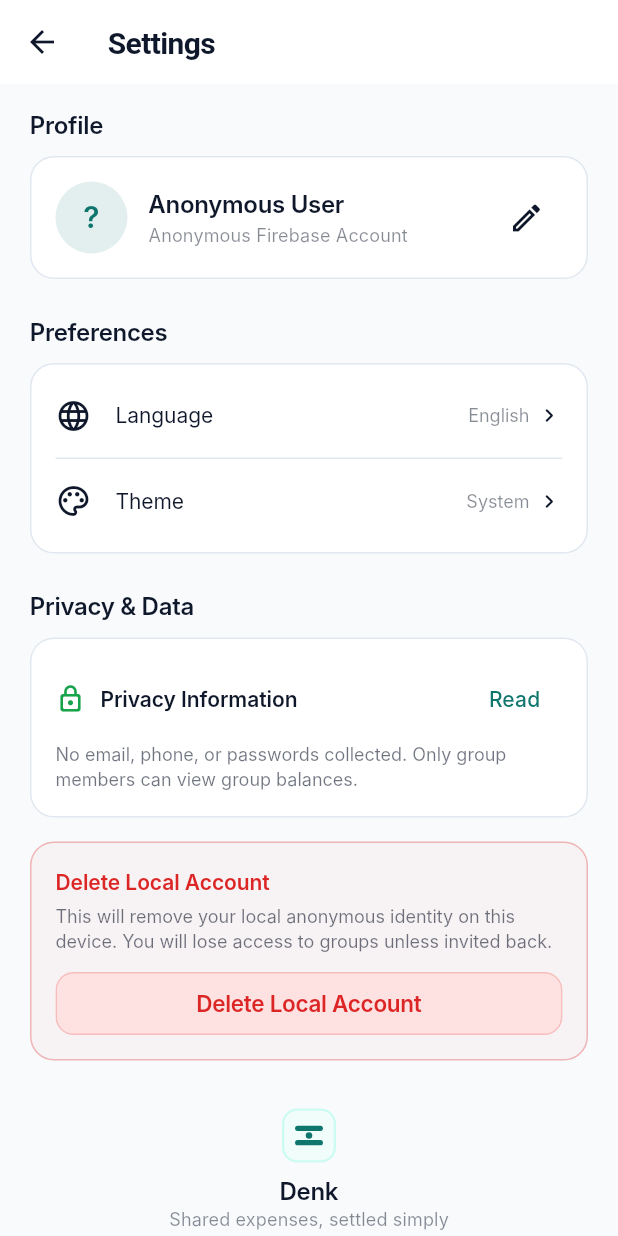
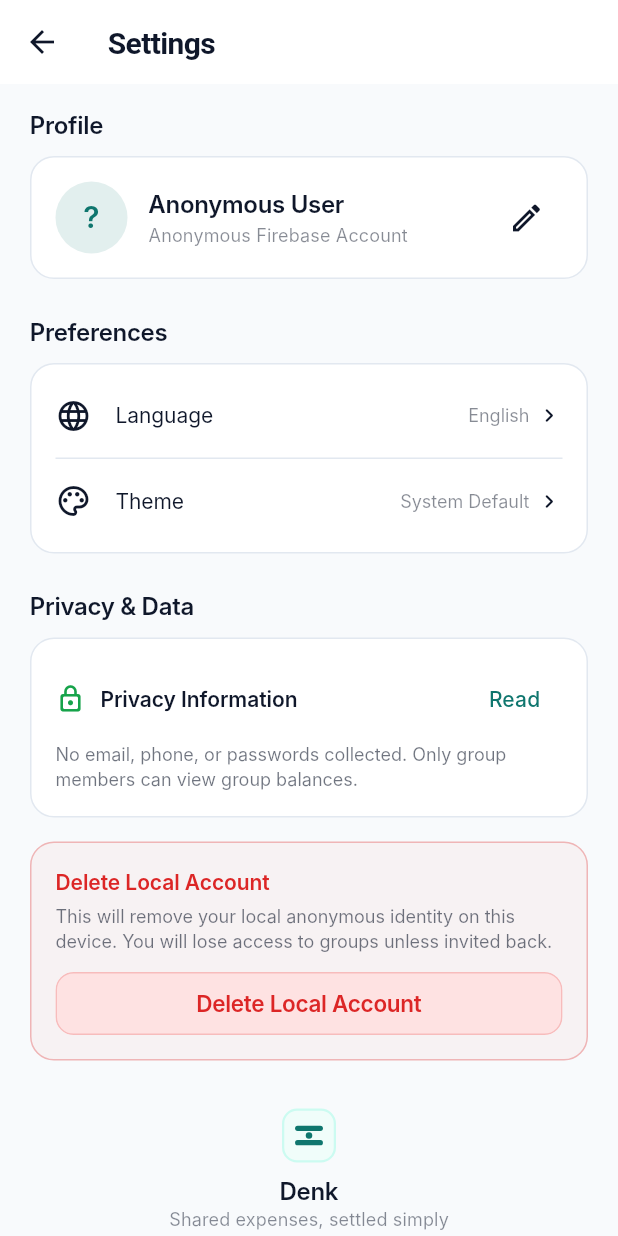
Before and after one commit to OmerFarukAY/shared-expenses-app, a Flutter app: the SettingsScreen screen opened directly, on a phone screen of 412 x 824 dp. Run offline on Flutter 3.47's test engine with Material 3 defaults, Android fonts, the phone set to English and light mode, and no system bars; our stand-ins replace cloud_firestore, firebase_auth, firebase_core, flutter_riverpod, shared_preferences; accounts and stored records are empty; network calls fail; Roboto replaces fonts that are missing (Inter).

Commit message:
feat(l10n): complete 5-language localization coverage with dynamic switching and comprehensive test suite

```diff
--- a/lib/features/groups/presentation/group_dashboard_screen.dart
+++ b/lib/features/groups/presentation/group_dashboard_screen.dart
@@ -170,7 +170,7 @@ class _GroupDashboardScreenState extends ConsumerState<GroupDashboardScreen>
             ),
             membersAsync.when(
               data: (members) => Text(
-                '${members.length} members',
+                '${members.length} ${l10n?.membersLabel ?? 'members'}',
                 style: AppTypography.labelSmall.copyWith(
                   color: theme.colorScheme.onSurface.withValues(alpha: 0.5),
                 ),
--- a/lib/features/settings/presentation/settings_screen.dart
+++ b/lib/features/settings/presentation/settings_screen.dart
@@ -114,17 +114,18 @@ class _SettingsScreenState extends ConsumerState<SettingsScreen> {
 
   void _showThemeDialog() {
     final currentMode = ref.read(appThemeModeProvider);
+    final l10n = AppLocalizations.of(context);
 
     showDialog(
       context: context,
       builder: (ctx) => AlertDialog(
-        title: const Text('Theme', style: AppTypography.h3),
+        title: Text(l10n?.themeTitle ?? 'Theme', style: AppTypography.h3),
         content: Column(
           mainAxisSize: MainAxisSize.min,
           children: [
             ListTile(
-              title: const Text(
-                'System Default',
+              title: Text(
+                l10n?.themeSystem ?? 'System Default',
                 style: AppTypography.bodyMedium,
               ),
               trailing: currentMode == ThemeMode.system
@@ -141,7 +142,10 @@ class _SettingsScreenState extends ConsumerState<SettingsScreen> {
               },
             ),
             ListTile(
-              title: const Text('Light', style: AppTypography.bodyMedium),
+              title: Text(
+                l10n?.themeLight ?? 'Light',
+                style: AppTypography.bodyMedium,
+              ),
               trailing: currentMode == ThemeMode.light
                   ? Icon(
                       Icons.check_rounded,
@@ -156,7 +160,10 @@ class _SettingsScreenState extends ConsumerState<SettingsScreen> {
               },
             ),
             ListTile(
-              title: const Text('Dark', style: AppTypography.bodyMedium),
+              title: Text(
+                l10n?.themeDark ?? 'Dark',
+                style: AppTypography.bodyMedium,
+              ),
               trailing: currentMode == ThemeMode.dark
                   ? Icon(
                       Icons.check_rounded,
@@ -290,10 +297,10 @@ class _SettingsScreenState extends ConsumerState<SettingsScreen> {
         : 'English';
 
     final themeName = currentThemeMode == ThemeMode.light
-        ? 'Light'
+        ? (l10n?.themeLight ?? 'Light')
         : currentThemeMode == ThemeMode.dark
-        ? 'Dark'
-        : 'System';
+        ? (l10n?.themeDark ?? 'Dark')
+        : (l10n?.themeSystem ?? 'System');
 
     return Scaffold(
       appBar: AppBar(
@@ -342,7 +349,8 @@ class _SettingsScreenState extends ConsumerState<SettingsScreen> {
                                   ),
                                   const SizedBox(height: 2),
                                   Text(
-                                    'Anonymous Firebase Account',
+                                    l10n?.anonymousAccount ??
+                                        'Anonymous Firebase Account',
                                     style: AppTypography.caption.copyWith(
                                       color: theme.colorScheme.onSurface
                                           .withValues(alpha: 0.5),
@@ -387,7 +395,7 @@ class _SettingsScreenState extends ConsumerState<SettingsScreen> {
                                   );
                                 },
                                 child: Text(
-                                  'Copy ID',
+                                  l10n?.copyId ?? 'Copy ID',
                                   style: AppTypography.caption.copyWith(
                                     color: theme.colorScheme.primary,
                                     fontWeight: FontWeight.w600,
@@ -404,7 +412,10 @@ class _SettingsScreenState extends ConsumerState<SettingsScreen> {
                   const SizedBox(height: 24),
 
                   // PREFERENCES SECTION
-                  const Text('Preferences', style: AppTypography.h3),
+                  Text(
+                    l10n?.settingsPreferences ?? 'Preferences',
+                    style: AppTypography.h3,
+                  ),
                   const SizedBox(height: 10),
                   DenkCard(
                     padding: const EdgeInsets.symmetric(
@@ -445,8 +456,8 @@ class _SettingsScreenState extends ConsumerState<SettingsScreen> {
                           ListTile(
                             contentPadding: EdgeInsets.zero,
                             leading: const Icon(Icons.palette_outlined),
-                            title: const Text(
-                              'Theme',
+                            title: Text(
+                              l10n?.themeTitle ?? 'Theme',
                               style: AppTypography.bodyMedium,
                             ),
                             trailing: Row(
--- a/lib/l10n/app_localizations.dart
+++ b/lib/l10n/app_localizations.dart
@@ -661,6 +661,54 @@ abstract class AppLocalizations {
   /// In en, this message translates to:
   /// **'Member Contributions'**
   String get memberContributions;
+
+  /// No description provided for @settingsPreferences.
+  ///
+  /// In en, this message translates to:
+  /// **'Preferences'**
+  String get settingsPreferences;
+
+  /// No description provided for @themeTitle.
+  ///
+  /// In en, this message translates to:
+  /// **'Theme'**
+  String get themeTitle;
+
+  /// No description provided for @themeSystem.
+  ///
+  /// In en, this message translates to:
+  /// **'System Default'**
+  String get themeSystem;
+
+  /// No description provided for @themeLight.
+  ///
+  /// In en, this message translates to:
+  /// **'Light'**
+  String get themeLight;
+
+  /// No description provided for @themeDark.
+  ///
+  /// In en, this message translates to:
+  /// **'Dark'**
+  String get themeDark;
+
+  /// No description provided for @anonymousAccount.
+  ///
+  /// In en, this message translates to:
+  /// **'Anonymous Firebase Account'**
+  String get anonymousAccount;
+
+  /// No description provided for @copyId.
+  ///
+  /// In en, this message translates to:
+  /// **'Copy ID'**
+  String get copyId;
+
+  /// No description provided for @membersLabel.
+  ///
+  /// In en, this message translates to:
+  /// **'members'**
+  String get membersLabel;
 }
 
 class _AppLocalizationsDelegate
```
Also changed, not shown: lib/l10n/app_en.arb (+10 -1 lines), lib/l10n/app_es.arb (+10 -1 lines), lib/l10n/app_fr.arb (+10 -1 lines), lib/l10n/app_it.arb (+10 -1 lines), lib/l10n/app_localizations_en.dart (+24 -0 lines), lib/l10n/app_localizations_es.dart (+24 -0 lines), lib/l10n/app_localizations_fr.dart (+24 -0 lines), lib/l10n/app_localizations_it.dart (+24 -0 lines), lib/l10n/app_localizations_tr.dart (+24 -0 lines), lib/l10n/app_tr.arb (+10 -1 lines), 3 other files.
